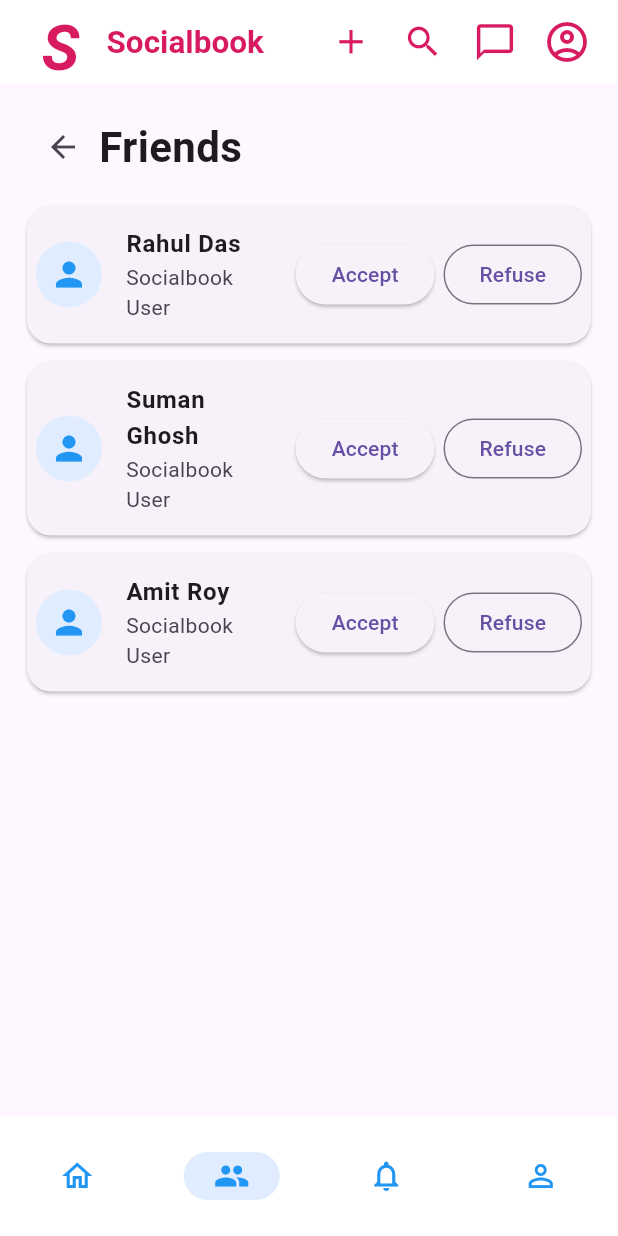
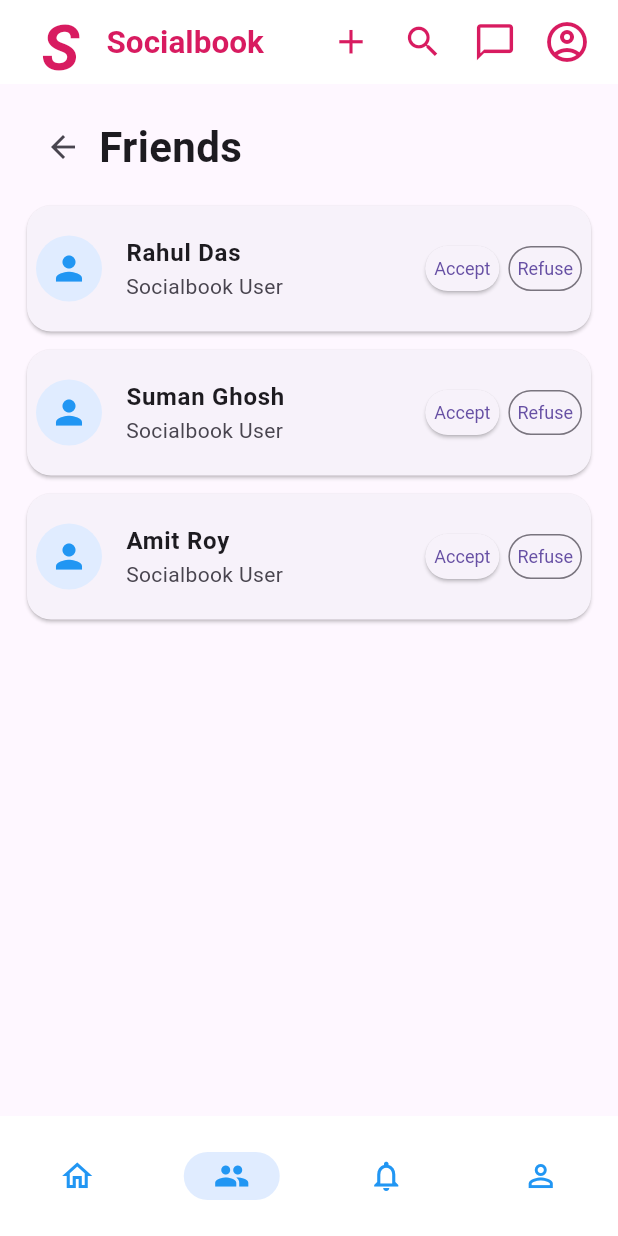
Before and after one commit to sandipghosh8687-prog/Socialbook, a Flutter app: the HomePage screen opened directly, item 2 of the bottom bar chosen, on a phone screen of 412 x 824 dp. Run offline on Flutter 3.47's test engine with Material 3 defaults, Android fonts, the light colour scheme and no system bars; our stand-ins replace cloud_firestore, firebase_core, firebase_storage, image_picker, shared_preferences, video_player; missing offline and left inert: livekit_client; accounts and stored records are empty.

Commit message:
Make friend buttons responsive

```diff
--- a/lib/main.dart
+++ b/lib/main.dart
@@ -900,6 +900,7 @@ class _HomePageState extends State<HomePage> {
                         mainAxisSize: MainAxisSize.min,
                         children: [
                           ElevatedButton(
+              style: ElevatedButton.styleFrom(minimumSize: Size.zero, padding: const EdgeInsets.symmetric(horizontal: 6, vertical: 8), tapTargetSize: MaterialTapTargetSize.shrinkWrap, textStyle: const TextStyle(fontSize: 12)),
                             onPressed: () {
                               setState(() {
                                 _acceptedFriendRequests.add(name);
@@ -910,6 +911,7 @@ class _HomePageState extends State<HomePage> {
                           ),
                           const SizedBox(width: 6),
                           OutlinedButton(
+              style: OutlinedButton.styleFrom(minimumSize: Size.zero, padding: const EdgeInsets.symmetric(horizontal: 6, vertical: 8), tapTargetSize: MaterialTapTargetSize.shrinkWrap, textStyle: const TextStyle(fontSize: 12)),
                             onPressed: () {
                               setState(() {
                                 _declinedFriendRequests.add(name);
```
